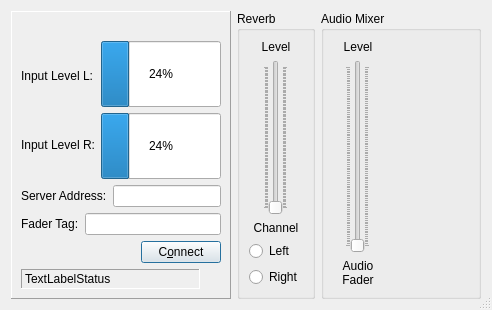
The window that src/llconclientdlgbase.ui (jamulussoftware/jamulus) describes before a commit, drawn with Qt 5.
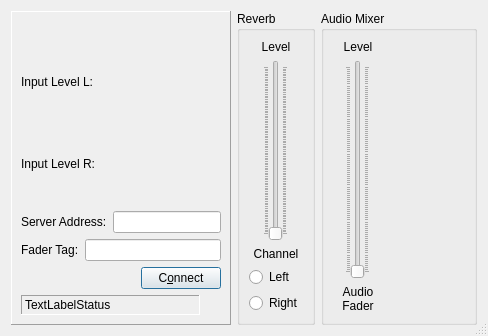
The same window after the commit. Icons and pictures are not drawn. Custom widgets are drawn as their Qt base class.

Commit message: first version of LED input level meter finished -> not yet ready, some work still has to be done

```diff
--- a/src/llconclientdlgbase.ui
+++ b/src/llconclientdlgbase.ui
@@ -5,8 +5,8 @@
    <rect>
     <x>0</x>
     <y>0</y>
-    <width>492</width>
-    <height>310</height>
+    <width>488</width>
+    <height>336</height>
    </rect>
   </property>
   <property name="windowTitle" >
@@ -28,21 +28,6 @@
       <enum>QFrame::Raised</enum>
      </property>
      <layout class="QVBoxLayout" >
-      <property name="spacing" >
-       <number>6</number>
-      </property>
-      <property name="leftMargin" >
-       <number>9</number>
-      </property>
-      <property name="topMargin" >
-       <number>9</number>
-      </property>
-      <property name="rightMargin" >
-       <number>9</number>
-      </property>
-      <property name="bottomMargin" >
-       <number>9</number>
-      </property>
       <item>
        <widget class="QLabel" name="PixmapLabelCorrados" >
         <property name="sizePolicy" >
@@ -67,21 +52,6 @@
       </item>
       <item>
        <layout class="QHBoxLayout" >
-        <property name="spacing" >
-         <number>6</number>
-        </property>
-        <property name="leftMargin" >
-         <number>0</number>
-        </property>
-        <property name="topMargin" >
-         <number>0</number>
-        </property>
-        <property name="rightMargin" >
-         <number>0</number>
-        </property>
-        <property name="bottomMargin" >
-         <number>0</number>
-        </property>
         <item>
          <layout class="QVBoxLayout" >
           <property name="spacing" >
@@ -136,49 +106,37 @@
         <item>
          <layout class="QVBoxLayout" >
           <property name="spacing" >
-           <number>6</number>
-          </property>
-          <property name="leftMargin" >
-           <number>0</number>
-          </property>
-          <property name="topMargin" >
-           <number>0</number>
-          </property>
-          <property name="rightMargin" >
-           <number>0</number>
-          </property>
-          <property name="bottomMargin" >
            <number>0</number>
           </property>
           <item>
-           <widget class="QProgressBar" name="ProgressBarInputLevelL" >
+           <widget class="CMultiColorLEDBar" native="1" name="MultiColorLEDBarInputLevelL" >
             <property name="sizePolicy" >
-             <sizepolicy vsizetype="MinimumExpanding" hsizetype="Expanding" >
+             <sizepolicy vsizetype="Preferred" hsizetype="MinimumExpanding" >
               <horstretch>0</horstretch>
               <verstretch>0</verstretch>
              </sizepolicy>
             </property>
-            <property name="value" >
-             <number>24</number>
-            </property>
-            <property name="orientation" >
-             <enum>Qt::Horizontal</enum>
+            <property name="minimumSize" >
+             <size>
+              <width>50</width>
+              <height>25</height>
+             </size>
             </property>
            </widget>
           </item>
           <item>
-           <widget class="QProgressBar" name="ProgressBarInputLevelR" >
+           <widget class="CMultiColorLEDBar" native="1" name="MultiColorLEDBarInputLevelR" >
             <property name="sizePolicy" >
-             <sizepolicy vsizetype="MinimumExpanding" hsizetype="Expanding" >
+             <sizepolicy vsizetype="Preferred" hsizetype="MinimumExpanding" >
               <horstretch>0</horstretch>
               <verstretch>0</verstretch>
              </sizepolicy>
             </property>
-            <property name="value" >
-             <number>24</number>
-            </property>
-            <property name="orientation" >
-             <enum>Qt::Horizontal</enum>
+            <property name="minimumSize" >
+             <size>
+              <width>50</width>
+              <height>25</height>
+             </size>
             </property>
            </widget>
           </item>
@@ -645,6 +603,12 @@
    <extends>QWidget</extends>
    <header>audiomixerboard.h</header>
   </customwidget>
+  <customwidget>
+   <class>CMultiColorLEDBar</class>
+   <extends>QWidget</extends>
+   <header>multicolorledbar.h</header>
+   <container>1</container>
+  </customwidget>
  </customwidgets>
  <tabstops>
   <tabstop>LineEditServerAddr</tabstop>
```
The commit also changes 6 other files.
